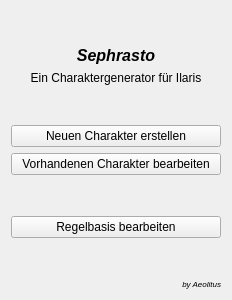
The window that UI/MainWindow.ui (Aeolitus/Sephrasto) describes before a commit, drawn with Qt 5.
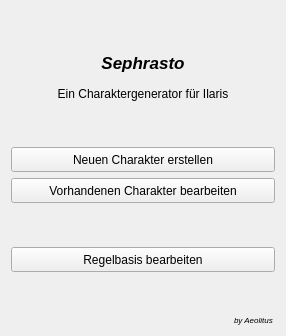
The same window after the commit.

Patch:
```diff
--- a/UI/MainWindow.ui
+++ b/UI/MainWindow.ui
@@ -6,8 +6,8 @@
    <rect>
     <x>0</x>
     <y>0</y>
-    <width>232</width>
-    <height>300</height>
+    <width>286</width>
+    <height>336</height>
    </rect>
   </property>
   <property name="windowTitle">
@@ -16,6 +16,12 @@
   <layout class="QGridLayout" name="gridLayout">
    <item row="4" column="0">
     <widget class="QPushButton" name="buttonNew">
+     <property name="minimumSize">
+      <size>
+       <width>0</width>
+       <height>25</height>
+      </size>
+     </property>
      <property name="text">
       <string>Neuen Charakter erstellen</string>
      </property>
@@ -23,6 +29,12 @@
    </item>
    <item row="7" column="0">
     <widget class="QPushButton" name="buttonRules">
+     <property name="minimumSize">
+      <size>
+       <width>0</width>
+       <height>25</height>
+      </size>
+     </property>
      <property name="text">
       <string>Regelbasis bearbeiten</string>
      </property>
@@ -30,6 +42,12 @@
    </item>
    <item row="5" column="0">
     <widget class="QPushButton" name="buttonEdit">
+     <property name="minimumSize">
+      <size>
+       <width>0</width>
+       <height>25</height>
+      </size>
+     </property>
      <property name="text">
       <string>Vorhandenen Charakter bearbeiten</string>
      </property>
@@ -37,9 +55,15 @@
    </item>
    <item row="1" column="0">
     <widget class="QLabel" name="label">
+     <property name="minimumSize">
+      <size>
+       <width>0</width>
+       <height>30</height>
+      </size>
+     </property>
      <property name="font">
       <font>
-       <pointsize>12</pointsize>
+       <pointsize>13</pointsize>
        <weight>75</weight>
        <italic>true</italic>
        <bold>true</bold>
@@ -59,6 +83,12 @@
    </item>
    <item row="2" column="0">
     <widget class="QLabel" name="label_2">
+     <property name="minimumSize">
+      <size>
+       <width>0</width>
+       <height>20</height>
+      </size>
+     </property>
      <property name="text">
       <string>Ein Charaktergenerator für Ilaris</string>
      </property>
@@ -102,7 +132,7 @@
       </font>
      </property>
      <property name="text">
-      <string>by Aeolitus</string>
+      <string>by Aeolitus </string>
      </property>
      <property name="alignment">
       <set>Qt::AlignRight|Qt::AlignTrailing|Qt::AlignVCenter</set>
```
